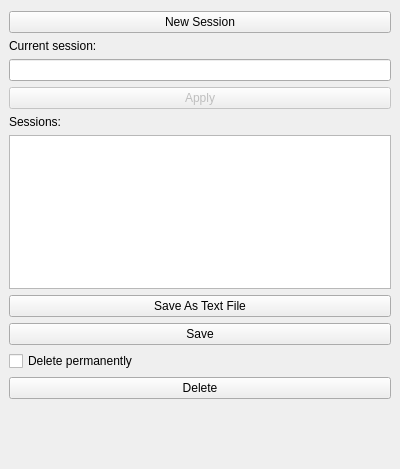
This is ChatSessionWidget.ui in asianirish/AI-Ronaut as Qt 5 draws it before an edit. The edited form follows.
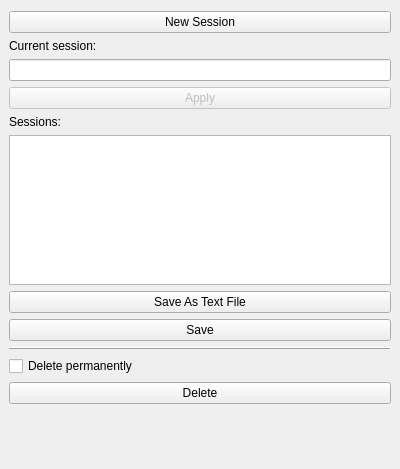
This is the edited form.

Commit message: add a horizontal line above the delete section

What changed in the file:
```diff
--- a/ChatSessionWidget.ui
+++ b/ChatSessionWidget.ui
@@ -95,6 +95,16 @@
         </property>
        </widget>
       </item>
+      <item>
+       <widget class="QFrame" name="frame">
+        <property name="frameShape">
+         <enum>QFrame::HLine</enum>
+        </property>
+        <property name="frameShadow">
+         <enum>QFrame::Raised</enum>
+        </property>
+       </widget>
+      </item>
       <item>
        <widget class="QCheckBox" name="deletePermanentlyBox">
         <property name="toolTip">
```
